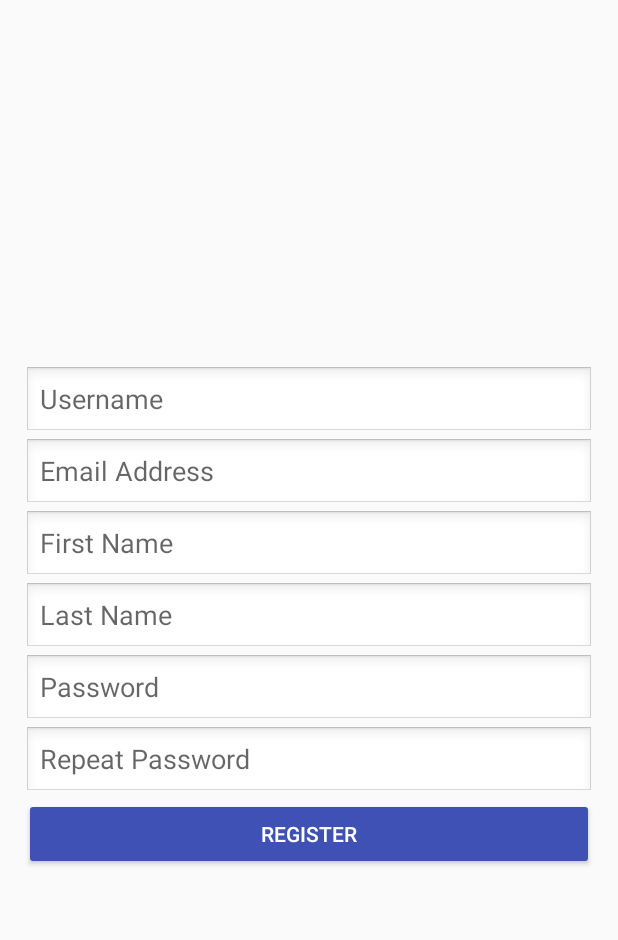
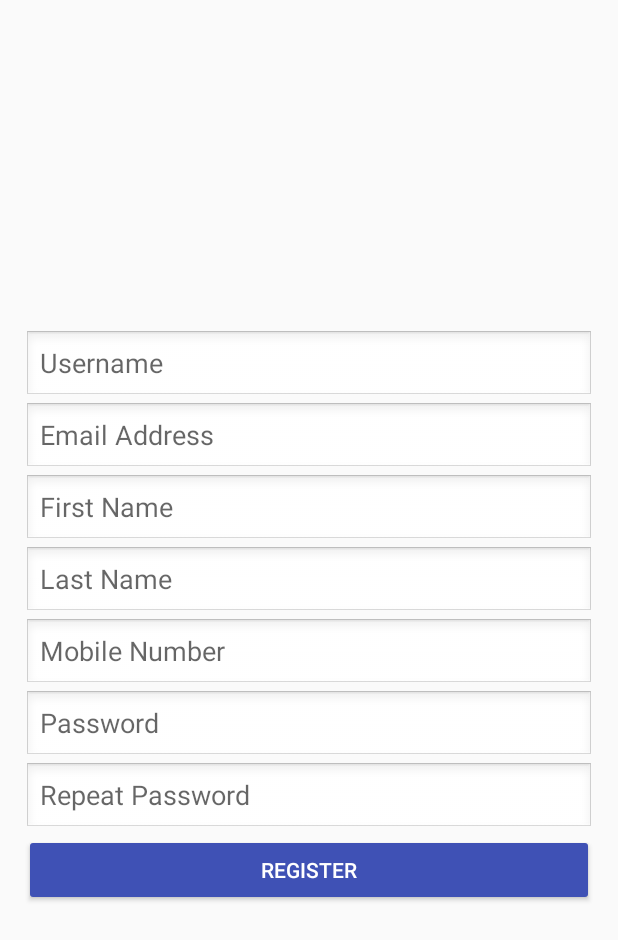
Before and after one commit to cholomia/grabchores_android, an Android app: the layout activity_register.xml on its own in the app's theme, with its tools: preview values and no code run, on a phone screen of 412 x 824 dp. Shown: the top 940 px of the screen. Run offline under Robolectric (Android 15) with nearby library versions, the light colour scheme and no system bars.

Commit message:
Add Mobile Number on Registration

```diff
--- a/app/src/main/AndroidManifest.xml
+++ b/app/src/main/AndroidManifest.xml
@@ -42,7 +42,8 @@
         <activity
             android:name=".ui.profile.ProfileActivity"
             android:label="My Account" />
-        <activity android:name=".ui.applicants.list.ApplicantsActivity"></activity>
+        <activity android:name=".ui.applicants.list.ApplicantsActivity" />
+        <activity android:name=".ui.applicants.detail.ApplicantDetailActivity"></activity>
     </application>
 
 </manifest>
--- a/app/src/main/java/com/tip/theboss/app/ApiInterface.java
+++ b/app/src/main/java/com/tip/theboss/app/ApiInterface.java
@@ -42,6 +42,7 @@ public interface ApiInterface {
                         @Field(Constants.EMAIL) String email,
                         @Field(Constants.FIRST_NAME) String firstName,
                         @Field(Constants.LAST_NAME) String lastName,
+                        @Field(Constants.MOBILE_NUMBER) String mobileNumber,
                         @Field(Constants.PASSWORD) String password);
 
     @GET(Endpoints.CLASSIFICATIONS)
--- a/app/src/main/java/com/tip/theboss/ui/register/RegisterActivity.java
+++ b/app/src/main/java/com/tip/theboss/ui/register/RegisterActivity.java
@@ -49,6 +49,7 @@ public class RegisterActivity extends MvpActivity<RegisterView, RegisterPresente
                 binding.etEmail.getText().toString(),
                 binding.etFirstName.getText().toString(),
                 binding.etLastName.getText().toString(),
+                binding.etMobileNumber.getText().toString(),
                 binding.etPassword.getText().toString(),
                 binding.etRepeatPassword.getText().toString());
     }
--- a/app/src/main/res/layout/activity_register.xml
+++ b/app/src/main/res/layout/activity_register.xml
@@ -62,6 +62,15 @@
                 android:inputType="textPersonName" />
 
             <EditText
+                android:id="@+id/et_mobile_number"
+                android:layout_width="match_parent"
+                android:layout_height="wrap_content"
+                android:background="@android:drawable/edit_text"
+                android:fontFamily="sans-serif"
+                android:hint="@string/mobile_number"
+                android:inputType="phone" />
+
+            <EditText
                 android:id="@+id/et_password"
                 android:layout_width="match_parent"
                 android:layout_height="wrap_content"
--- a/app/src/main/res/values/strings.xml
+++ b/app/src/main/res/values/strings.xml
@@ -19,4 +19,5 @@
 
     <!-- TODO: Remove or change this placeholder text -->
     <string name="hello_blank_fragment">Hello blank fragment</string>
+    <string name="mobile_number">Mobile Number</string>
 </resources>
```
Also changed, not shown: app/src/main/java/com/tip/theboss/ui/applicants/detail/ApplicantDetailActivity.java (added, +15 -0 lines), app/src/main/java/com/tip/theboss/ui/register/RegisterPresenter.java (+5 -4 lines), app/src/main/res/layout/activity_applicant_detail.xml (added, +13 -0 lines).
